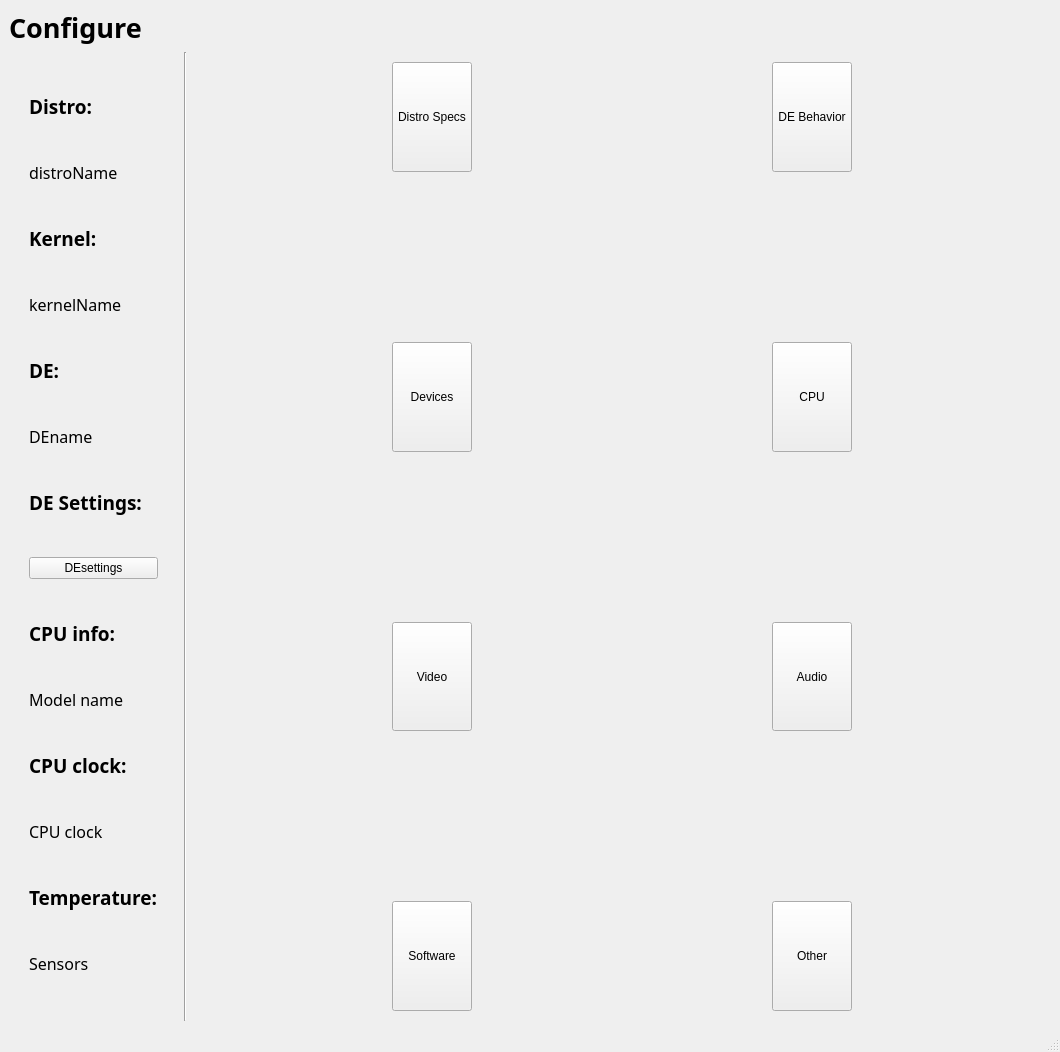
Old version of the form src/mainwindow.ui in the repository AlexVIM1/distroflex.
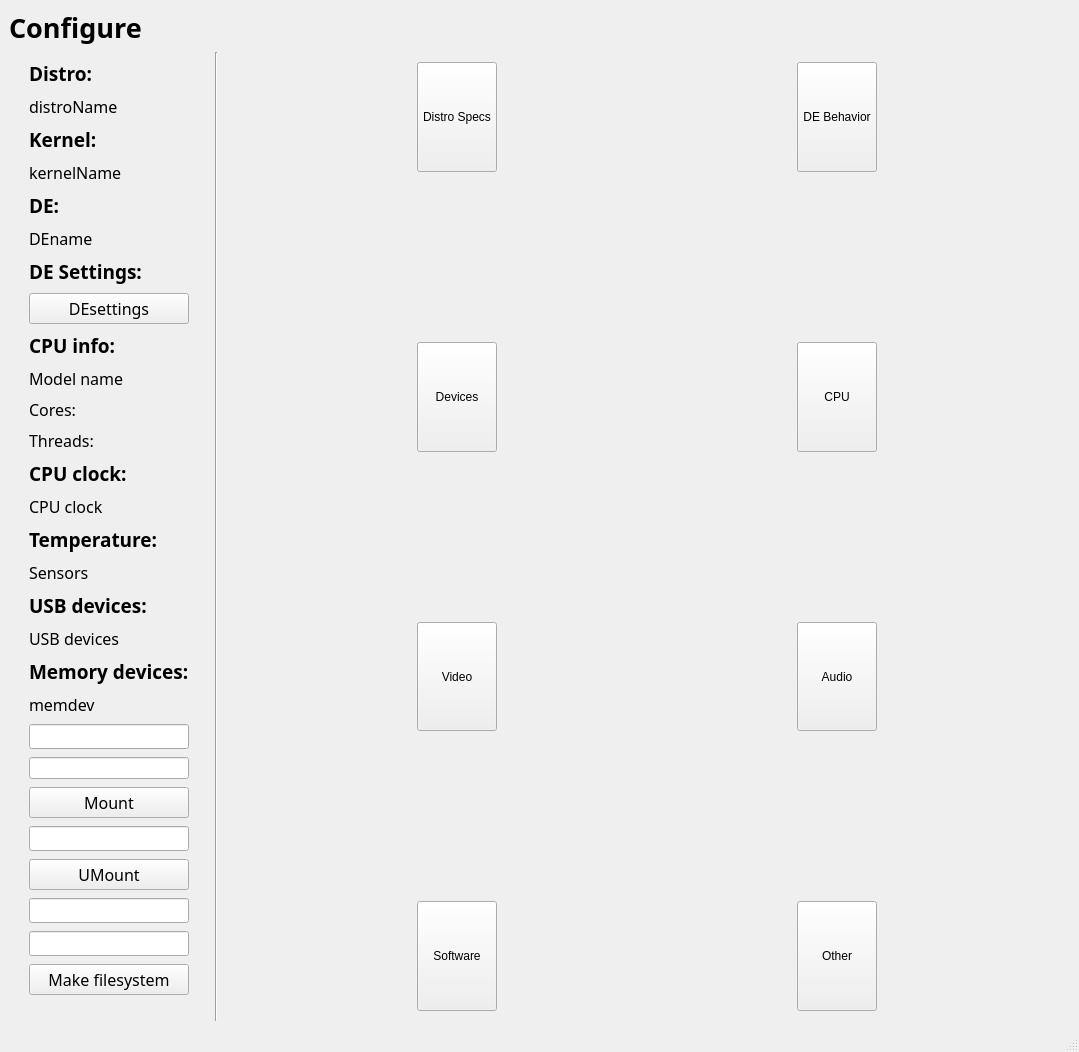
New version of the form. Icons and pictures are not drawn.

```diff
--- a/src/mainwindow.ui
+++ b/src/mainwindow.ui
@@ -9,7 +9,7 @@
    <rect>
     <x>0</x>
     <y>0</y>
-    <width>1060</width>
+    <width>1079</width>
     <height>1052</height>
    </rect>
   </property>
@@ -236,6 +236,12 @@
       </item>
       <item>
        <widget class="QPushButton" name="DEsettings">
+        <property name="font">
+         <font>
+          <family>Droid Sans</family>
+          <pointsize>12</pointsize>
+         </font>
+        </property>
         <property name="text">
          <string>DEsettings</string>
         </property>
@@ -281,6 +287,44 @@
         </property>
        </widget>
       </item>
+      <item>
+       <widget class="QLabel" name="coresLabel">
+        <property name="sizePolicy">
+         <sizepolicy hsizetype="Preferred" vsizetype="Fixed">
+          <horstretch>0</horstretch>
+          <verstretch>0</verstretch>
+         </sizepolicy>
+        </property>
+        <property name="font">
+         <font>
+          <family>Droid Sans</family>
+          <pointsize>12</pointsize>
+         </font>
+        </property>
+        <property name="text">
+         <string>Cores:</string>
+        </property>
+       </widget>
+      </item>
+      <item>
+       <widget class="QLabel" name="threadsLabel">
+        <property name="sizePolicy">
+         <sizepolicy hsizetype="Preferred" vsizetype="Fixed">
+          <horstretch>0</horstretch>
+          <verstretch>0</verstretch>
+         </sizepolicy>
+        </property>
+        <property name="font">
+         <font>
+          <family>Droid Sans</family>
+          <pointsize>12</pointsize>
+         </font>
+        </property>
+        <property name="text">
+         <string>Threads:</string>
+        </property>
+       </widget>
+      </item>
       <item>
        <widget class="QLabel" name="label_8">
         <property name="sizePolicy">
@@ -361,6 +405,174 @@
         </property>
        </widget>
       </item>
+      <item>
+       <widget class="QLabel" name="label_9">
+        <property name="sizePolicy">
+         <sizepolicy hsizetype="Preferred" vsizetype="Fixed">
+          <horstretch>0</horstretch>
+          <verstretch>0</verstretch>
+         </sizepolicy>
+        </property>
+        <property name="font">
+         <font>
+          <family>Droid Sans</family>
+          <pointsize>14</pointsize>
+          <weight>75</weight>
+          <bold>true</bold>
+         </font>
+        </property>
+        <property name="text">
+         <string>USB devices:</string>
+        </property>
+       </widget>
+      </item>
+      <item>
+       <widget class="QLabel" name="usb">
+        <property name="sizePolicy">
+         <sizepolicy hsizetype="Preferred" vsizetype="Fixed">
+          <horstretch>0</horstretch>
+          <verstretch>0</verstretch>
+         </sizepolicy>
+        </property>
+        <property name="font">
+         <font>
+          <family>Droid Sans</family>
+          <pointsize>12</pointsize>
+         </font>
+        </property>
+        <property name="text">
+         <string>USB devices</string>
+        </property>
+       </widget>
+      </item>
+      <item>
+       <widget class="QLabel" name="label_10">
+        <property name="sizePolicy">
+         <sizepolicy hsizetype="Preferred" vsizetype="Fixed">
+          <horstretch>0</horstretch>
+          <verstretch>0</verstretch>
+         </sizepolicy>
+        </property>
+        <property name="font">
+         <font>
+          <family>Droid Sans</family>
+          <pointsize>14</pointsize>
+          <weight>75</weight>
+          <bold>true</bold>
+         </font>
+        </property>
+        <property name="text">
+         <string>Memory devices:</string>
+        </property>
+       </widget>
+      </item>
+      <item>
+       <widget class="QLabel" name="memdev">
+        <property name="sizePolicy">
+         <sizepolicy hsizetype="Preferred" vsizetype="Fixed">
+          <horstretch>0</horstretch>
+          <verstretch>0</verstretch>
+         </sizepolicy>
+        </property>
+        <property name="font">
+         <font>
+          <family>Droid Sans</family>
+          <pointsize>12</pointsize>
+         </font>
+        </property>
+        <property name="text">
+         <string>memdev</string>
+        </property>
+       </widget>
+      </item>
+      <item>
+       <widget class="QLineEdit" name="deviceEditMount">
+        <property name="font">
+         <font>
+          <family>Droid Sans</family>
+         </font>
+        </property>
+        <property name="text">
+         <string/>
+        </property>
+       </widget>
+      </item>
+      <item>
+       <widget class="QLineEdit" name="directoryEdit">
+        <property name="text">
+         <string/>
+        </property>
+       </widget>
+      </item>
+      <item>
+       <widget class="QPushButton" name="mount">
+        <property name="font">
+         <font>
+          <family>Droid Sans</family>
+          <pointsize>12</pointsize>
+         </font>
+        </property>
+        <property name="text">
+         <string>Mount</string>
+        </property>
+       </widget>
+      </item>
+      <item>
+       <widget class="QLineEdit" name="deviceEditUMount">
+        <property name="font">
+         <font>
+          <family>Droid Sans</family>
+         </font>
+        </property>
+        <property name="text">
+         <string/>
+        </property>
+       </widget>
+      </item>
+      <item>
+       <widget class="QPushButton" name="umount">
+        <property name="font">
+         <font>
+          <family>Droid Sans</family>
+          <pointsize>12</pointsize>
+         </font>
+        </property>
+        <property name="text">
+         <string>UMount</string>
+        </property>
+       </widget>
+      </item>
+      <item>
+       <widget class="QLineEdit" name="mkfsDeviceEdit">
+        <property name="font">
+         <font>
+          <family>Droid Sans</family>
+         </font>
+        </property>
+       </widget>
+      </item>
+      <item>
+       <widget class="QLineEdit" name="mkfsEdit">
+        <property name="font">
+         <font>
+          <family>Droid Sans</family>
+         </font>
+        </property>
+       </widget>
+      </item>
+      <item>
+       <widget class="QPushButton" name="mkfs">
+        <property name="font">
+         <font>
+          <family>Droid Sans</family>
+          <pointsize>12</pointsize>
+         </font>
+        </property>
+        <property name="text">
+         <string>Make filesystem</string>
+        </property>
+       </widget>
+      </item>
      </layout>
     </item>
     <item row="0" column="0">
@@ -599,7 +811,13 @@
     </rect>
    </property>
   </widget>
-  <widget class="QStatusBar" name="statusbar"/>
+  <widget class="QStatusBar" name="statusbar">
+   <property name="font">
+    <font>
+     <family>Droid Sans</family>
+    </font>
+   </property>
+  </widget>
  </widget>
  <resources>
   <include location="../res/res.qrc"/>
```
Left out of the diff: 2 changed lines with no effect on the pictures.
